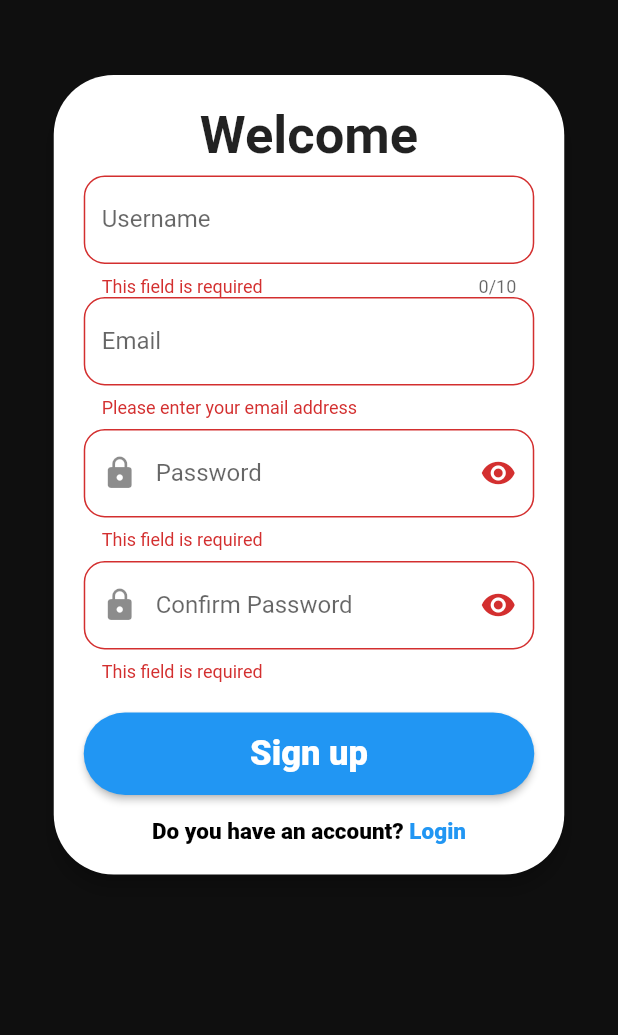
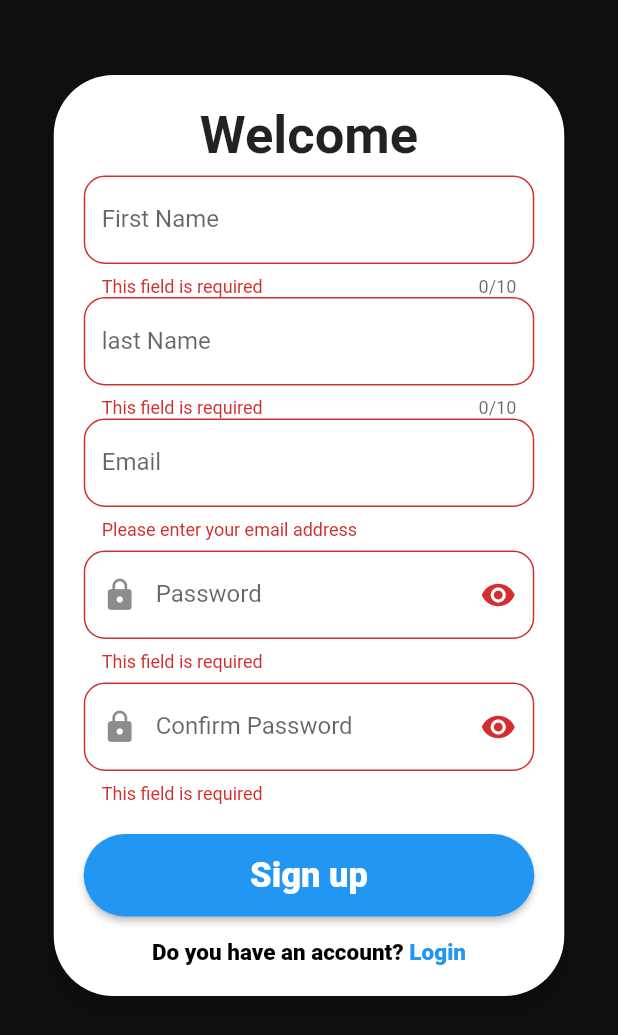
Before and after one commit to cybertrontech/sairamapp, a Flutter app: the screen it shows after launch, after a tap on "Sign up", on a phone screen of 412 x 824 dp. Shown: the top 1035 px of the screen. Run offline on Flutter 3.47's test engine with Material 2 defaults, Android fonts, the phone set to English and light mode, and no system bars; our stand-ins replace audio_video_progress_bar, carousel_slider, flutter_secure_storage, flutter_svg, get, google_nav_bar and 3 more; missing offline and left inert: rounded_linear_progress; Roboto replaces fonts that are missing (Louis George Cafe).

Commit message:
Changes on Signup page

```diff
--- a/lib/Storage/secured_storage.dart
+++ b/lib/Storage/secured_storage.dart
@@ -7,7 +7,7 @@ class securestorage{
 
   static Future<int> storeloginId(String loginReturnData)async{
     try{
-      await storage.write(key: "userid", value: loginReturnData);
+      await storage.write(key: "userId", value: loginReturnData);
       return 1;
     }catch(e){
       return 0;
@@ -23,4 +23,5 @@ class securestorage{
     return s['token'];
   }
 
+
  }
--- a/lib/screen/login and signup/Signup.dart
+++ b/lib/screen/login and signup/Signup.dart
@@ -40,17 +40,18 @@ class _HomePageState extends State<Signup> {
   void SignupApi() async {
    {
       Map<String, String> data = {
-        'first_name':usernameController.text,
-        'last_name':usernameController.text,
+        'first_name':firstnameController.text,
+        'last_name':lastnameController.text,
         'email': emailController.text,
         'password': passwordController.text
       };
       print(data.toString());
       final response = await http.post(
-          Uri.parse('https://sairambackend.herokuapp.com/register'),
+          Uri.parse('https://sairambackend.herokuapp.com/users'),
           body: jsonEncode(data),
           headers: {"Content-Type": "application/json",
           });
+      print(response);
       if (response.statusCode == 200) {
         ScaffoldMessenger.of(context).showSnackBar(SnackBar(backgroundColor:Colors.cyan,
             content: Text(" YOUR ACCOUNT IS SUCCESSFULL CREATED WAIT A MIN.",
@@ -64,10 +65,11 @@ class _HomePageState extends State<Signup> {
           Navigator.pushReplacement(context, MaterialPageRoute(builder: (context)=> HomePage()));
         });
       }else{
+        print(response.body);
         ScaffoldMessenger.of(context).showSnackBar(
             SnackBar(
                 backgroundColor: Colors.blue,
-                content: Text("TRY AGAIN LATER",
+                content: Text("TRY AGAIN LATER ${jsonDecode(response.body)['error']}",
                   style: TextStyle(
                       color: Colors.black
                   ),
@@ -78,11 +80,10 @@ class _HomePageState extends State<Signup> {
 
 
   final formKey=GlobalKey<FormState>();
-
   TextEditingController emailController = TextEditingController();
   TextEditingController passwordController = TextEditingController();
-  TextEditingController confirmController =TextEditingController();
-  TextEditingController usernameController = TextEditingController();
+  TextEditingController lastnameController =TextEditingController();
+  TextEditingController firstnameController = TextEditingController();
   bool hidepassword = true;
 
   @override
@@ -121,23 +122,44 @@ class _HomePageState extends State<Signup> {
                                   child: Column(
                                     mainAxisSize: MainAxisSize.min,
                                     children: [
-                                      /// Username
+                                      /// First_name
                                       TextFormField(
-                                        controller: usernameController,
+                                        controller: firstnameController,
                                         maxLines: 1,
                                         maxLength: 10,
                                         textInputAction: TextInputAction.next,
                                         decoration:
-                                         InputDecoration(
+                                        InputDecoration(
                                             border: OutlineInputBorder(
                                                 borderRadius: BorderRadius.circular(14)
                                             ),
-                                            labelText: 'Username'),
+                                            labelText: 'First Name'),
                                         validator: (value) {
                                           if (value == null || value.trim().isEmpty) {
                                             return 'This field is required';}
                                           if (value.trim().length < 4) {
-                                            return 'Username must be at least 4 characters in length';}
+                                            return 'Name must be at least 4 characters in length';}
+                                          // Return null if the entered username is valid
+                                          return null;
+                                        },
+                                      ),
+                                      ///Last_name
+                                      TextFormField(
+                                        controller: lastnameController,
+                                        maxLines: 1,
+                                        maxLength: 10,
+                                        textInputAction: TextInputAction.next,
+                                        decoration:
+                                        InputDecoration(
+                                            border: OutlineInputBorder(
+                                                borderRadius: BorderRadius.circular(14)
+                                            ),
+                                            labelText: 'last Name'),
+                                        validator: (value) {
+                                          if (value == null || value.trim().isEmpty) {
+                                            return 'This field is required';}
+                                          if (value.trim().length < 7) {
+                                            return 'lastName must be at least 4 characters in length';}
                                           // Return null if the entered username is valid
                                           return null;
                                         },
```
